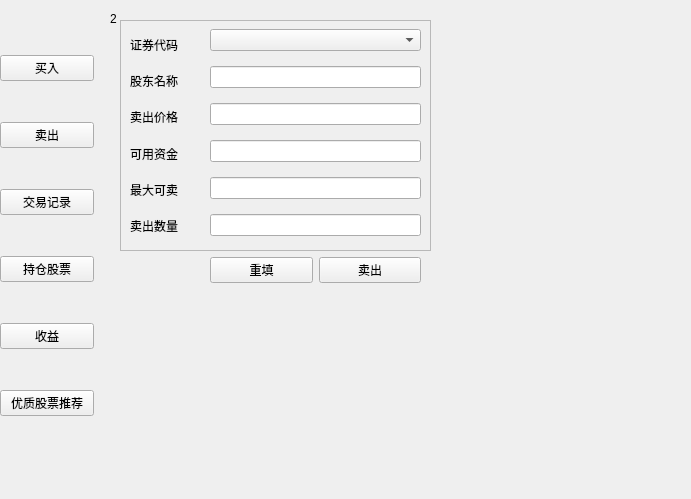
This is VirtualStock/buyin.ui in Vks-Feng/Nullptr as Qt 5 draws it before an edit. The edited form follows.
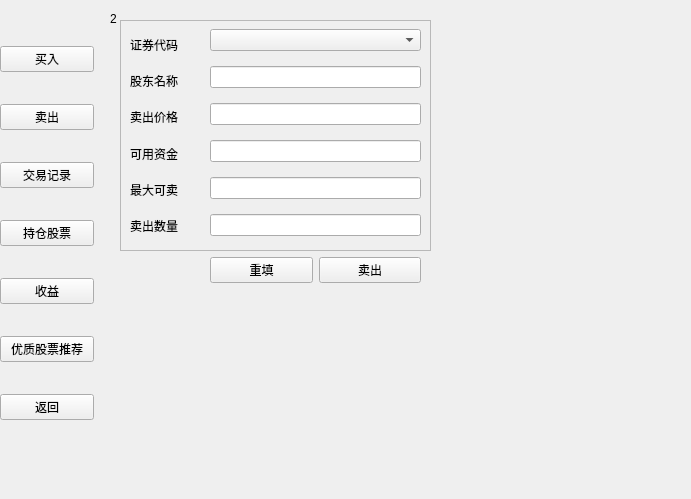
This is the edited form.

```diff
--- a/VirtualStock/buyin.ui
+++ b/VirtualStock/buyin.ui
@@ -415,6 +415,13 @@
       </property>
      </widget>
     </item>
+    <item>
+     <widget class="QPushButton" name="returnbutton">
+      <property name="text">
+       <string>返回</string>
+      </property>
+     </widget>
+    </item>
    </layout>
   </widget>
  </widget>
```
